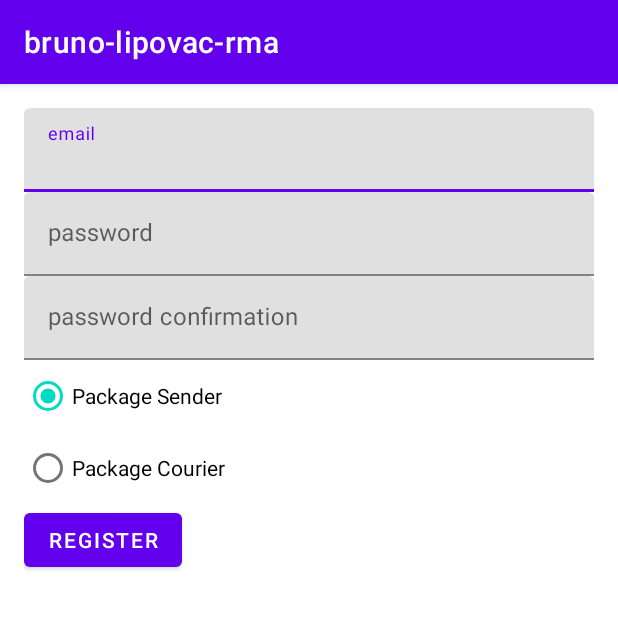
After one commit to blipovac/rma, an Android app: the RegisterActivity screen opened directly, with no data from a screen before it, on a phone screen of 412 x 824 dp, the top half of it. The commit adds this screen. Run offline under Robolectric (Android 15) with nearby library versions, the phone set to English and light mode, and no system bars.

Commit message:
feat: create register activity

```diff
--- a/app/src/main/AndroidManifest.xml
+++ b/app/src/main/AndroidManifest.xml
@@ -6,15 +6,16 @@
     <uses-permission android:name="android.permission.ACCESS_NETWORK_STATE" />
 
     <application
-        android:allowBackup="true"
         android:icon="@mipmap/ic_launcher"
         android:label="@string/app_name"
         android:roundIcon="@mipmap/ic_launcher_round"
         android:supportsRtl="true"
         android:theme="@style/Theme.Brunolipovacrma">
+        <activity android:name=".RegisterActivity" />
         <activity android:name=".MainActivity">
             <intent-filter>
                 <action android:name="android.intent.action.MAIN" />
+
                 <category android:name="android.intent.category.LAUNCHER" />
             </intent-filter>
         </activity>
--- /dev/null
+++ b/app/src/main/java/com/example/bruno_lipovac_rma/RegisterActivity.kt
@@ -0,0 +1,58 @@
+package com.example.bruno_lipovac_rma
+
+import androidx.appcompat.app.AppCompatActivity
+import android.os.Bundle
+import android.text.Editable
+import android.text.TextUtils
+import android.util.Patterns
+import com.example.bruno_lipovac_rma.databinding.ActivityRegisterBinding
+
+class RegisterActivity : AppCompatActivity() {
+
+    lateinit var binding: ActivityRegisterBinding
+
+    override fun onCreate(savedInstanceState: Bundle?) {
+        super.onCreate(savedInstanceState)
+
+        binding = ActivityRegisterBinding.inflate(layoutInflater)
+
+        setContentView(binding.root)
+
+        setContentView(R.layout.activity_register)
+
+        binding.registerButton.setOnClickListener {
+            register()
+        }
+    }
+
+    private fun register() {
+        this.validateEmail()
+        this.validatePassword()
+        this.sendToFirestore()
+    }
+
+    private fun sendToFirestore() {
+        TODO("Not yet implemented")
+    }
+
+    private fun validatePassword(): Boolean {
+        if (TextUtils.isEmpty(binding.password.editText.toString())) {
+            return false
+        }
+
+        if (TextUtils.isEmpty(binding.passwordConfirm.editText.toString())) {
+            return false
+        }
+
+        if (binding.password.editText.toString() != binding.passwordConfirm.editText.toString()) {
+            return false
+        }
+
+        return true
+    }
+
+    private fun validateEmail(): Boolean {
+        return !TextUtils.isEmpty(binding.email.editText?.text) &&
+                Patterns.EMAIL_ADDRESS.matcher(binding.email.editText?.text.toString()).matches()
+    }
+}
--- /dev/null
+++ b/app/src/main/res/layout/activity_register.xml
@@ -0,0 +1,89 @@
+<?xml version="1.0" encoding="utf-8"?>
+<androidx.constraintlayout.widget.ConstraintLayout xmlns:android="http://schemas.android.com/apk/res/android"
+    xmlns:app="http://schemas.android.com/apk/res-auto"
+    xmlns:tools="http://schemas.android.com/tools"
+    android:layout_width="match_parent"
+    android:layout_height="match_parent"
+    tools:context=".RegisterActivity">
+
+    <androidx.constraintlayout.widget.ConstraintLayout
+        android:layout_width="match_parent"
+        android:layout_height="match_parent"
+        android:padding="16dp">
+
+        <com.google.android.material.textfield.TextInputLayout
+            android:id="@+id/email"
+            android:layout_width="match_parent"
+            android:layout_height="wrap_content"
+            app:layout_constraintStart_toStartOf="parent"
+            app:layout_constraintTop_toTopOf="parent"
+            android:hint="@string/email">
+
+            <com.google.android.material.textfield.TextInputEditText
+                android:layout_width="match_parent"
+                android:layout_height="wrap_content"
+                />
+
+        </com.google.android.material.textfield.TextInputLayout>
+
+        <com.google.android.material.textfield.TextInputLayout
+            android:id="@+id/password"
+            android:layout_width="match_parent"
+            android:layout_height="wrap_content"
+            app:layout_constraintStart_toStartOf="parent"
+            app:layout_constraintTop_toBottomOf="@id/email"
+            android:hint="@string/password">
+
+            <com.google.android.material.textfield.TextInputEditText
+                android:layout_width="match_parent"
+                android:layout_height="wrap_content"
+                />
+
+        </com.google.android.material.textfield.TextInputLayout>
+
+        <com.google.android.material.textfield.TextInputLayout
+            android:id="@+id/password_confirm"
+            android:layout_width="match_parent"
+            android:layout_height="wrap_content"
+            app:layout_constraintStart_toStartOf="parent"
+            app:layout_constraintTop_toBottomOf="@id/password"
+            android:hint="@string/confirm_password">
+
+            <com.google.android.material.textfield.TextInputEditText
+                android:layout_width="match_parent"
+                android:layout_height="wrap_content"
+                />
+
+        </com.google.android.material.textfield.TextInputLayout>
+
+        <RadioGroup
+            android:id="@+id/radioUserType"
+            android:checkedButton="@+id/radio_button_1"
+            android:layout_width="match_parent"
+            android:layout_height="wrap_content"
+            app:layout_constraintStart_toStartOf="parent"
+            app:layout_constraintTop_toBottomOf="@id/password_confirm">
+            <RadioButton
+                android:id="@+id/radio_button_1"
+                android:layout_width="match_parent"
+                android:layout_height="match_parent"
+                android:text="@string/package_sender"/>
+            <RadioButton
+                android:id="@+id/radio_button_2"
+                android:layout_width="match_parent"
+                android:layout_height="match_parent"
+                android:text="@string/package_courier"/>
+        </RadioGroup>
+
+        <Button
+            android:id="@+id/register_button"
+            android:layout_width="wrap_content"
+            android:layout_height="wrap_content"
+            android:text="@string/register"
+            app:layout_constraintTop_toBottomOf="@id/radioUserType"
+            app:layout_constraintStart_toStartOf="parent"
+            />
+
+    </androidx.constraintlayout.widget.ConstraintLayout>
+
+</androidx.constraintlayout.widget.ConstraintLayout>
--- a/app/src/main/res/values/strings.xml
+++ b/app/src/main/res/values/strings.xml
@@ -3,4 +3,9 @@
     <string name="password">password</string>
     <string name="contained_button">Contained button</string>
     <string name="email">email</string>
+    <string name="login">Login</string>
+    <string name="register">Register</string>
+    <string name="confirm_password">password confirmation</string>
+    <string name="package_sender">Package Sender</string>
+    <string name="package_courier">Package Courier</string>
 </resources>
```
